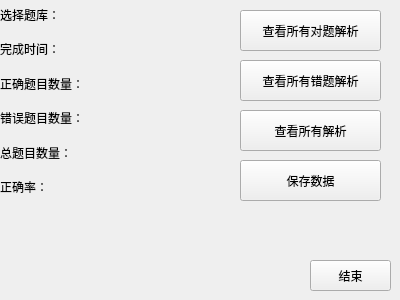
Qt form ui_files/End.ui (yikeshuTrees/Questioning-software) before a commit.
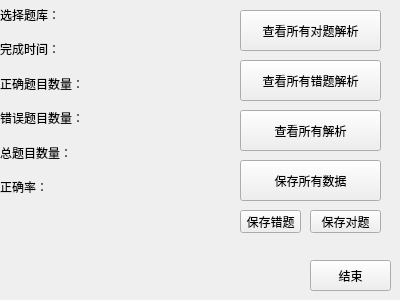
The same form after that commit.

```diff
--- a/ui_files/End.ui
+++ b/ui_files/End.ui
@@ -129,7 +129,33 @@
     </rect>
    </property>
    <property name="text">
-    <string>保存数据</string>
+    <string>保存所有数据</string>
+   </property>
+  </widget>
+  <widget class="QPushButton" name="SaveBadButton">
+   <property name="geometry">
+    <rect>
+     <x>240</x>
+     <y>210</y>
+     <width>61</width>
+     <height>23</height>
+    </rect>
+   </property>
+   <property name="text">
+    <string>保存错题</string>
+   </property>
+  </widget>
+  <widget class="QPushButton" name="SaveRightButton">
+   <property name="geometry">
+    <rect>
+     <x>310</x>
+     <y>210</y>
+     <width>71</width>
+     <height>23</height>
+    </rect>
+   </property>
+   <property name="text">
+    <string>保存对题</string>
    </property>
   </widget>
  </widget>
```
